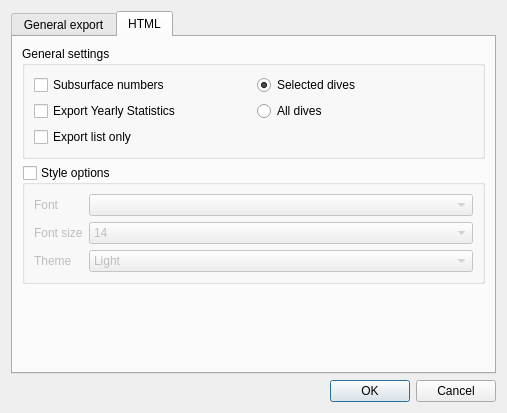
Old version of the form qt-ui/divelogexportdialog.ui in the repository subsurface/subsurface.
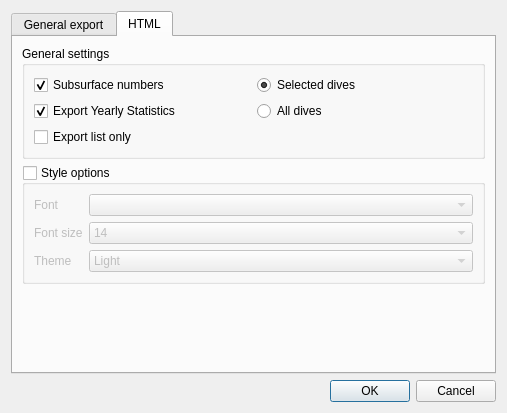
New version of the form. The open tabs and pages were chosen to show the change. Icons and pictures are not drawn.

Commit message:
HTML: Remember General Export Settings.
Set Default values and remember user selected general HTML export
settings.

The edit to the form file:
```diff
--- a/qt-ui/divelogexportdialog.ui
+++ b/qt-ui/divelogexportdialog.ui
@@ -194,6 +194,9 @@
             <property name="text">
              <string>Subsurface numbers</string>
             </property>
+            <property name="checked">
+             <bool>true</bool>
+            </property>
            </widget>
           </item>
           <item row="0" column="1">
@@ -220,6 +223,9 @@
             <property name="text">
              <string>Export Yearly Statistics</string>
             </property>
+            <property name="checked">
+             <bool>true</bool>
+            </property>
            </widget>
           </item>
           <item row="1" column="1">
```
The commit also changes 1 other file.
